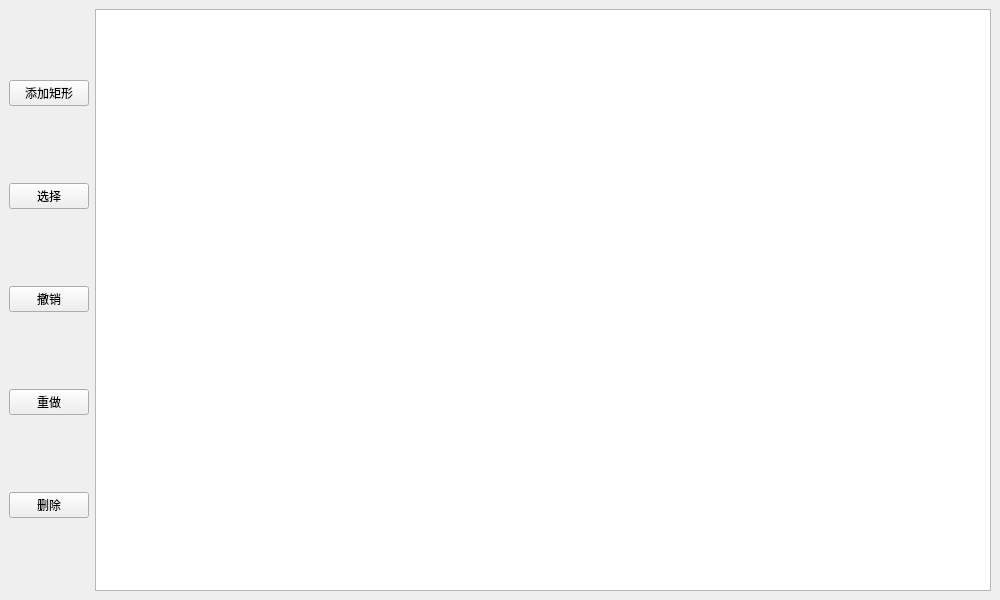
Qt form Design_easy/mainwindow.ui (Alan-Soong/Project_of_ChipCraftDesign) before a commit.
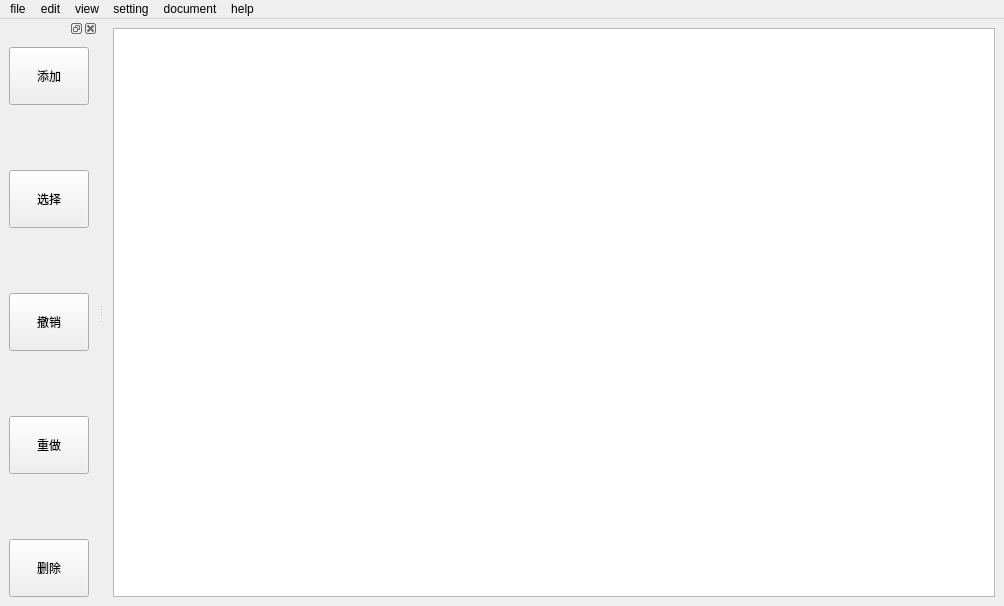
The same form after that commit.

Patch:
```diff
--- a/Design_easy/mainwindow.ui
+++ b/Design_easy/mainwindow.ui
@@ -5,54 +5,27 @@
    <rect>
     <x>0</x>
     <y>0</y>
-    <width>1000</width>
-    <height>600</height>
+    <width>1004</width>
+    <height>606</height>
    </rect>
   </property>
+  <property name="sizePolicy">
+   <sizepolicy hsizetype="Expanding" vsizetype="Expanding">
+    <horstretch>0</horstretch>
+    <verstretch>0</verstretch>
+   </sizepolicy>
+  </property>
   <property name="windowTitle">
    <string>Chip Layout Editor</string>
   </property>
   <widget class="QWidget" name="centralwidget">
+   <property name="sizePolicy">
+    <sizepolicy hsizetype="Expanding" vsizetype="Expanding">
+     <horstretch>0</horstretch>
+     <verstretch>0</verstretch>
+    </sizepolicy>
+   </property>
    <layout class="QHBoxLayout" name="horizontalLayout">
-    <item>
-     <layout class="QVBoxLayout" name="verticalLayout">
-      <item>
-       <widget class="QPushButton" name="addRectangleButton">
-        <property name="text">
-         <string>添加矩形</string>
-        </property>
-       </widget>
-      </item>
-      <item>
-       <widget class="QPushButton" name="selectButton">
-        <property name="text">
-         <string>选择</string>
-        </property>
-       </widget>
-      </item>
-      <item>
-       <widget class="QPushButton" name="undoButton">
-        <property name="text">
-         <string>撤销</string>
-        </property>
-       </widget>
-      </item>
-      <item>
-       <widget class="QPushButton" name="redoButton">
-        <property name="text">
-         <string>重做</string>
-        </property>
-       </widget>
-      </item>
-      <item>
-       <widget class="QPushButton" name="deleteButton">
-        <property name="text">
-         <string>删除</string>
-        </property>
-       </widget>
-      </item>
-     </layout>
-    </item>
     <item>
      <widget class="QGraphicsView" name="canvasView">
       <property name="verticalScrollBarPolicy">
@@ -65,5 +38,266 @@
     </item>
    </layout>
   </widget>
+  <widget class="QMenuBar" name="menuBar">
+   <property name="geometry">
+    <rect>
+     <x>0</x>
+     <y>0</y>
+     <width>1004</width>
+     <height>27</height>
+    </rect>
+   </property>
+   <widget class="QMenu" name="menudocument">
+    <property name="title">
+     <string>document</string>
+    </property>
+   </widget>
+   <widget class="QMenu" name="menuedit">
+    <property name="title">
+     <string>edit</string>
+    </property>
+    <addaction name="actionaddRect"/>
+   </widget>
+   <widget class="QMenu" name="menuview">
+    <property name="title">
+     <string>setting</string>
+    </property>
+    <addaction name="actionsetting_original"/>
+   </widget>
+   <widget class="QMenu" name="menusettings">
+    <property name="title">
+     <string>view</string>
+    </property>
+    <addaction name="actionsetLeftDock"/>
+    <addaction name="actionhideLeftDock"/>
+   </widget>
+   <widget class="QMenu" name="menufile">
+    <property name="title">
+     <string>file</string>
+    </property>
+    <addaction name="actionnew"/>
+    <addaction name="actionopen"/>
+    <addaction name="actionopenRecent"/>
+    <addaction name="actionsave"/>
+    <addaction name="actionsaveOther"/>
+    <addaction name="actionexit"/>
+   </widget>
+   <widget class="QMenu" name="menuhelp">
+    <property name="title">
+     <string>help</string>
+    </property>
+    <addaction name="actionaboutUs"/>
+    <addaction name="actionhelpDocument"/>
+   </widget>
+   <addaction name="menufile"/>
+   <addaction name="menuedit"/>
+   <addaction name="menusettings"/>
+   <addaction name="menuview"/>
+   <addaction name="menudocument"/>
+   <addaction name="menuhelp"/>
+  </widget>
+  <widget class="QDockWidget" name="dockWidget">
+   <property name="sizePolicy">
+    <sizepolicy hsizetype="Expanding" vsizetype="Expanding">
+     <horstretch>0</horstretch>
+     <verstretch>0</verstretch>
+    </sizepolicy>
+   </property>
+   <attribute name="dockWidgetArea">
+    <number>1</number>
+   </attribute>
+   <widget class="QWidget" name="dockWidgetContents">
+    <property name="sizePolicy">
+     <sizepolicy hsizetype="Expanding" vsizetype="Expanding">
+      <horstretch>0</horstretch>
+      <verstretch>0</verstretch>
+     </sizepolicy>
+    </property>
+    <layout class="QGridLayout" name="gridLayout">
+     <item row="0" column="0">
+      <layout class="QVBoxLayout" name="verticalLayout">
+       <item>
+        <widget class="QPushButton" name="addRectangleButton">
+         <property name="sizePolicy">
+          <sizepolicy hsizetype="Preferred" vsizetype="Expanding">
+           <horstretch>0</horstretch>
+           <verstretch>0</verstretch>
+          </sizepolicy>
+         </property>
+         <property name="text">
+          <string>添加</string>
+         </property>
+        </widget>
+       </item>
+       <item>
+        <spacer name="verticalSpacer">
+         <property name="orientation">
+          <enum>Qt::Orientation::Vertical</enum>
+         </property>
+         <property name="sizeHint" stdset="0">
+          <size>
+           <width>20</width>
+           <height>40</height>
+          </size>
+         </property>
+        </spacer>
+       </item>
+       <item>
+        <widget class="QPushButton" name="selectButton">
+         <property name="sizePolicy">
+          <sizepolicy hsizetype="Preferred" vsizetype="Expanding">
+           <horstretch>0</horstretch>
+           <verstretch>0</verstretch>
+          </sizepolicy>
+         </property>
+         <property name="text">
+          <string>选择</string>
+         </property>
+        </widget>
+       </item>
+       <item>
+        <spacer name="verticalSpacer_2">
+         <property name="orientation">
+          <enum>Qt::Orientation::Vertical</enum>
+         </property>
+         <property name="sizeHint" stdset="0">
+          <size>
+           <width>20</width>
+           <height>40</height>
+          </size>
+         </property>
+        </spacer>
+       </item>
+       <item>
+        <widget class="QPushButton" name="undoButton">
+         <property name="sizePolicy">
+          <sizepolicy hsizetype="Preferred" vsizetype="Expanding">
+           <horstretch>0</horstretch>
+           <verstretch>0</verstretch>
+          </sizepolicy>
+         </property>
+         <property name="text">
+          <string>撤销</string>
+         </property>
+        </widget>
+       </item>
+       <item>
+        <spacer name="verticalSpacer_3">
+         <property name="orientation">
+          <enum>Qt::Orientation::Vertical</enum>
+         </property>
+         <property name="sizeHint" stdset="0">
+          <size>
+           <width>20</width>
+           <height>40</height>
+          </size>
+         </property>
+        </spacer>
+       </item>
+       <item>
+        <widget class="QPushButton" name="redoButton">
+         <property name="sizePolicy">
+          <sizepolicy hsizetype="Preferred" vsizetype="Expanding">
+           <horstretch>0</horstretch>
+           <verstretch>0</verstretch>
+          </sizepolicy>
+         </property>
+         <property name="text">
+          <string>重做</string>
+         </property>
+        </widget>
+       </item>
+       <item>
+        <spacer name="verticalSpacer_4">
+         <property name="orientation">
+          <enum>Qt::Orientation::Vertical</enum>
+         </property>
+         <property name="sizeHint" stdset="0">
+          <size>
+           <width>20</width>
+           <height>40</height>
+          </size>
+         </property>
+        </spacer>
+       </item>
+       <item>
+        <widget class="QPushButton" name="deleteButton">
+         <property name="sizePolicy">
+          <sizepolicy hsizetype="Preferred" vsizetype="Expanding">
+           <horstretch>0</horstretch>
+           <verstretch>0</verstretch>
+          </sizepolicy>
+         </property>
+         <property name="text">
+          <string>删除</string>
+         </property>
+        </widget>
+       </item>
+      </layout>
+     </item>
+    </layout>
+   </widget>
+  </widget>
+  <action name="actionsetting_original">
+   <property name="text">
+    <string>setting_original</string>
+   </property>
+  </action>
+  <action name="actionsetLeftDock">
+   <property name="text">
+    <string>setLeftDock</string>
+   </property>
+  </action>
+  <action name="actionhideLeftDock">
+   <property name="text">
+    <string>hideLeftDock</string>
+   </property>
+  </action>
+  <action name="actionnew">
+   <property name="text">
+    <string>new</string>
+   </property>
+  </action>
+  <action name="actionsave">
+   <property name="text">
+    <string>save</string>
+   </property>
+  </action>
+  <action name="actionopen">
+   <property name="text">
+    <string>open</string>
+   </property>
+  </action>
+  <action name="actionopenRecent">
+   <property name="text">
+    <string>openRecent</string>
+   </property>
+  </action>
+  <action name="actionexit">
+   <property name="text">
+    <string>exit</string>
+   </property>
+  </action>
+  <action name="actionsaveOther">
+   <property name="text">
+    <string>saveOther</string>
+   </property>
+  </action>
+  <action name="actionaddRect">
+   <property name="text">
+    <string>addRect</string>
+   </property>
+  </action>
+  <action name="actionaboutUs">
+   <property name="text">
+    <string>aboutUs</string>
+   </property>
+  </action>
+  <action name="actionhelpDocument">
+   <property name="text">
+    <string>helpDocument</string>
+   </property>
+  </action>
+  <zorder>dockWidget</zorder>
  </widget>
 </ui>
```
Left out of the diff: 3 changed lines with no effect on the pictures.
